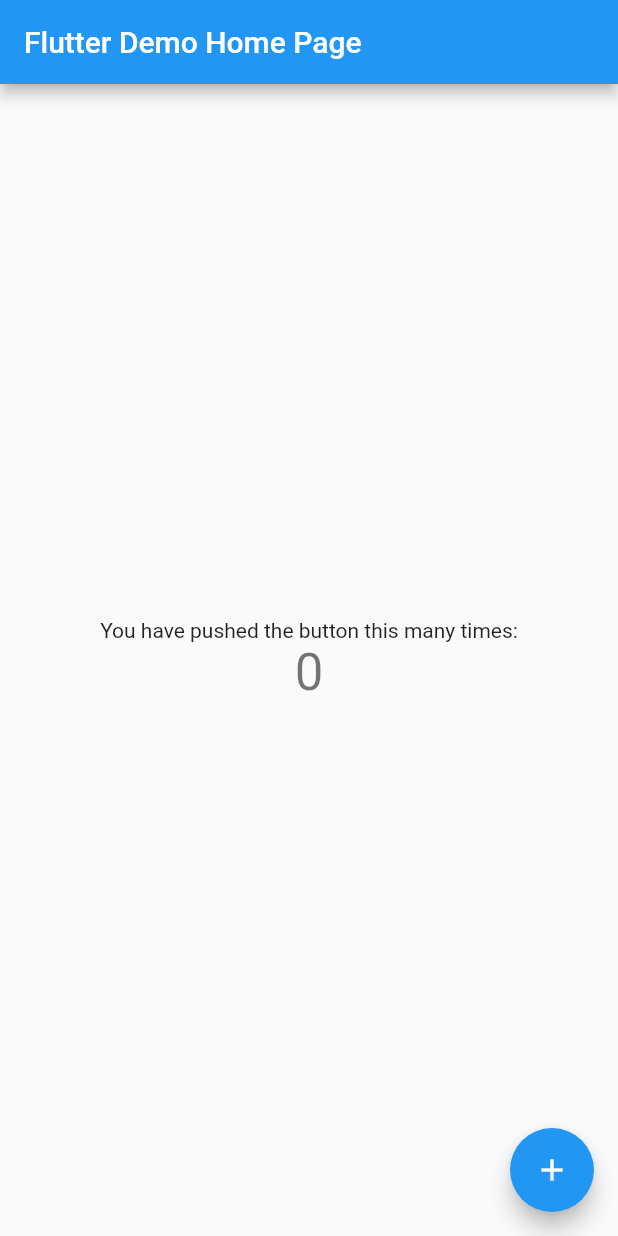
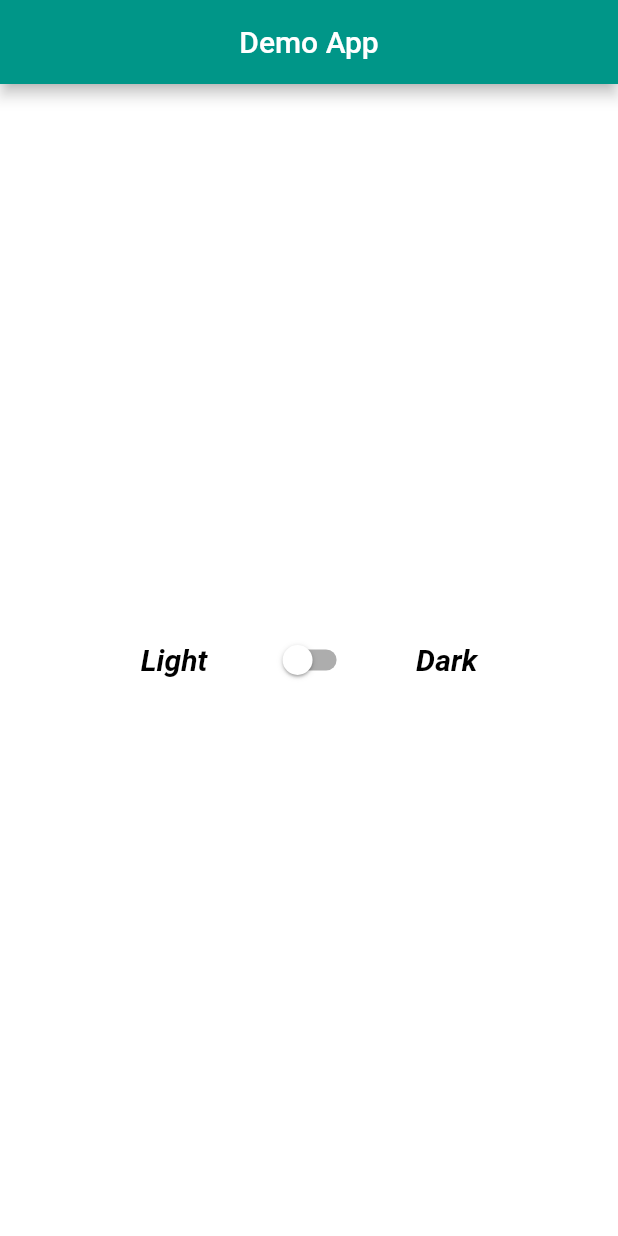
Before and after one commit to walyazji/Flutter-UI-2, a Flutter app: the screen it shows after launch, on a phone screen of 412 x 824 dp. Run offline on Flutter 3.47's test engine with Material 2 defaults, Android fonts, the phone set to English and light mode, and no system bars.

Commit message:
Flutter UI 2

```diff
--- a/lib/main.dart
+++ b/lib/main.dart
@@ -1,115 +1,200 @@
 import 'package:flutter/material.dart';
 
 void main() {
-  runApp(const MyApp());
+  runApp(const MyHomePage());
 }
 
-class MyApp extends StatelessWidget {
-  const MyApp({super.key});
+// class MyApp extends StatelessWidget {
+//   const MyApp({super.key});
 
-  // This widget is the root of your application.
-  @override
-  Widget build(BuildContext context) {
-    return MaterialApp(
-      title: 'Flutter Demo',
-      theme: ThemeData(
-        // This is the theme of your application.
-        //
-        // Try running your application with "flutter run". You'll see the
-        // application has a blue toolbar. Then, without quitting the app, try
-        // changing the primarySwatch below to Colors.green and then invoke
-        // "hot reload" (press "r" in the console where you ran "flutter run",
-        // or simply save your changes to "hot reload" in a Flutter IDE).
-        // Notice that the counter didn't reset back to zero; the application
-        // is not restarted.
-        primarySwatch: Colors.blue,
-      ),
-      home: const MyHomePage(title: 'Flutter Demo Home Page'),
-    );
-  }
-}
+//   @override
+//   Widget build(BuildContext context) {
+//     return MaterialApp(
+//       debugShowCheckedModeBanner: false,
+//       title: 'Demo',
+//       themeMode: ThemeMode.light,
+//       theme: ThemeData(primarySwatch: Colors.teal, canvasColor: Colors.white),
+//       darkTheme:
+//           ThemeData(primarySwatch: Colors.teal, canvasColor: Colors.black),
+//       home: const MyHomePage(title: 'Flutter Demo Home Page'),
+//     );
+//   }
+// }
 
 class MyHomePage extends StatefulWidget {
-  const MyHomePage({super.key, required this.title});
-
-  // This widget is the home page of your application. It is stateful, meaning
-  // that it has a State object (defined below) that contains fields that affect
-  // how it looks.
-
-  // This class is the configuration for the state. It holds the values (in this
-  // case the title) provided by the parent (in this case the App widget) and
-  // used by the build method of the State. Fields in a Widget subclass are
-  // always marked "final".
-
-  final String title;
+  const MyHomePage({super.key});
 
   @override
   State<MyHomePage> createState() => _MyHomePageState();
 }
 
 class _MyHomePageState extends State<MyHomePage> {
-  int _counter = 0;
-
-  void _incrementCounter() {
-    setState(() {
-      // This call to setState tells the Flutter framework that something has
-      // changed in this State, which causes it to rerun the build method below
-      // so that the display can reflect the updated values. If we changed
-      // _counter without calling setState(), then the build method would not be
-      // called again, and so nothing would appear to happen.
-      _counter++;
-    });
+  bool js = false;
+  bool cSharp = false;
+  bool py = false;
+  bool sw = false;
+  // Color w = Colors.white;
+  Color b = Colors.black;
+  String get txt {
+    String str = 'You Selected \n';
+    if (js == true) {
+      str += 'Javascript \n';
+    }
+    if (cSharp == true) {
+      str += 'C# \n';
+    }
+    if (py == true) {
+      str += 'Python \n';
+    }
+    return str;
   }
 
+  var tm = ThemeMode.light;
   @override
   Widget build(BuildContext context) {
-    // This method is rerun every time setState is called, for instance as done
-    // by the _incrementCounter method above.
-    //
-    // The Flutter framework has been optimized to make rerunning build methods
-    // fast, so that you can just rebuild anything that needs updating rather
-    // than having to individually change instances of widgets.
-    return Scaffold(
+    return MaterialApp(
+      debugShowCheckedModeBanner: false,
+      title: 'Demo',
+      themeMode: tm,
+      theme: ThemeData(primarySwatch: Colors.teal, canvasColor: Colors.white),
+      darkTheme:
+          ThemeData(primarySwatch: Colors.teal, canvasColor: Colors.black),
+      home: Scaffold(
         appBar: AppBar(
-        // Here we take the value from the MyHomePage object that was created by
-        // the App.build method, and use it to set our appbar title.
-        title: Text(widget.title),
+          centerTitle: true,
+          title: const Text('Demo App'),
         ),
+        // body: buildCheckboxListTile(context),
         body: Center(
-        // Center is a layout widget. It takes a single child and positions it
-        // in the middle of the parent.
-        child: Column(
-          // Column is also a layout widget. It takes a list of children and
-          // arranges them vertically. By default, it sizes itself to fit its
-          // children horizontally, and tries to be as tall as its parent.
-          //
-          // Invoke "debug painting" (press "p" in the console, choose the
-          // "Toggle Debug Paint" action from the Flutter Inspector in Android
-          // Studio, or the "Toggle Debug Paint" command in Visual Studio Code)
-          // to see the wireframe for each widget.
-          //
-          // Column has various properties to control how it sizes itself and
-          // how it positions its children. Here we use mainAxisAlignment to
-          // center the children vertically; the main axis here is the vertical
-          // axis because Columns are vertical (the cross axis would be
-          // horizontal).
+          child: Row(
             mainAxisAlignment: MainAxisAlignment.center,
-          children: <Widget>[
-            const Text(
-              'You have pushed the button this many times:',
+            children: [
+              Padding(
+                padding: EdgeInsets.all(40.0),
+                child: Text(
+                  'Light',
+                  style: TextStyle(
+                      color: b,
+                      fontSize: 20,
+                      fontWeight: FontWeight.bold,
+                      fontStyle: FontStyle.italic),
                 ),
-            Text(
-              '$_counter',
-              style: Theme.of(context).textTheme.headline4,
+              ),
+              Switch(
+                activeColor: Colors.black,
+                inactiveThumbColor: Colors.white,
+                value: sw,
+                onChanged: (value) {
+                  setState(() {
+                    sw = value;
+
+                    if (sw == false) {
+                      tm = ThemeMode.light;
+                      b = Colors.black;
+                    } else {
+                      tm = ThemeMode.dark;
+                      b = Colors.white;
+                    }
+                  });
+                },
+              ),
+              Padding(
+                padding: EdgeInsets.all(40.0),
+                child: Text(
+                  'Dark',
+                  style: TextStyle(
+                      fontSize: 20,
+                      fontWeight: FontWeight.bold,
+                      color: b,
+                      fontStyle: FontStyle.italic),
+                ),
               ),
             ],
           ),
         ),
-      floatingActionButton: FloatingActionButton(
-        onPressed: _incrementCounter,
-        tooltip: 'Increment',
-        child: const Icon(Icons.add),
-      ), // This trailing comma makes auto-formatting nicer for build methods.
+      ),
+    );
+  }
+
+  Padding buildCheckboxListTile(BuildContext context) {
+    return Padding(
+      padding: const EdgeInsets.all(18.0),
+      child: Column(
+        mainAxisAlignment: MainAxisAlignment.start,
+        children: [
+          Text(
+            'Select All The Programming Languages You Knows : ',
+            style: TextStyle(
+                fontSize: 16,
+                fontWeight: FontWeight.bold,
+                fontStyle: FontStyle.italic,
+                color: Theme.of(context).primaryColor),
+          ),
+          CheckboxListTile(
+              title: const Text('Javascript'),
+              subtitle: const Text('Language No.1'),
+              value: js,
+              controlAffinity: ListTileControlAffinity.leading,
+              onChanged: (val) {
+                setState(() {
+                  js = val as bool;
+                });
+              }),
+          CheckboxListTile(
+              title: const Text('C#'),
+              subtitle: const Text('Language No.2'),
+              value: cSharp,
+              controlAffinity: ListTileControlAffinity.leading,
+              onChanged: (val) {
+                setState(() {
+                  cSharp = val as bool;
+                });
+              }),
+          CheckboxListTile(
+              title: const Text('Python'),
+              subtitle: const Text('Language No.3'),
+              value: py,
+              controlAffinity: ListTileControlAffinity.leading,
+              onChanged: (val) {
+                setState(() {
+                  py = val as bool;
+                });
+              }),
+          const Padding(padding: EdgeInsets.only(top: 5.0)),
+          ElevatedButton(
+              onPressed: (() {
+                showDialog(
+                  context: context,
+                  builder: (c) => AlertDialog(
+                    // showDialog(
+                    content: Column(
+                      mainAxisSize: MainAxisSize.min,
+                      children: [
+                        const Text(
+                          'Thank you for choose it',
+                          style: TextStyle(
+                              fontSize: 20, fontWeight: FontWeight.bold),
+                        ),
+                        const Padding(padding: EdgeInsets.only(top: 10)),
+                        Text(
+                          txt,
+                          textAlign: TextAlign.center,
+                          style: TextStyle(
+                              fontWeight: FontWeight.bold,
+                              color: Theme.of(context).primaryColor),
+                        ),
+                      ],
+                    ),
+                  ),
+                );
+              }),
+              child: Row(
+                mainAxisSize: MainAxisSize.min,
+                mainAxisAlignment: MainAxisAlignment.center,
+                children: const [Text('Submit'), Icon(Icons.ads_click)],
+              ))
+        ],
+      ),
     );
   }
 }
```
Lines whose indentation alone changed are shown as unchanged.
